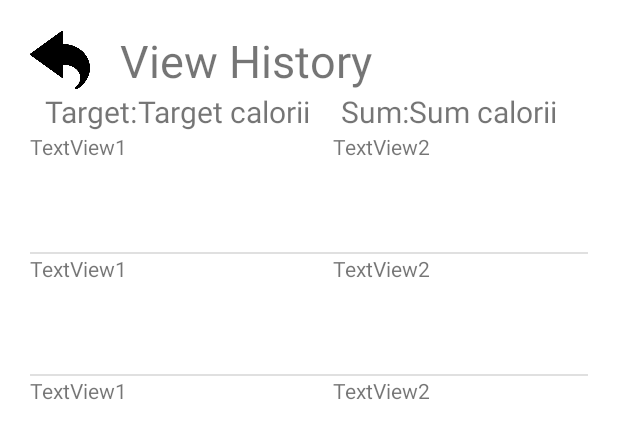
After one commit to viviana-gherasim/myFitnessApp, an Android app: the layout history_screen.xml on its own in the app's theme, with its tools: preview values and no code run, on a phone screen of 412 x 824 dp. The commit adds this screen. Shown: the top 439 px of the screen. Run offline under Robolectric (Android 15) with nearby library versions, the phone set to English and light mode, and no system bars.

Commit message:
Food history view implemented

```diff
--- /dev/null
+++ b/app/src/main/res/layout/adapter_history_view.xml
@@ -0,0 +1,19 @@
+<?xml version="1.0" encoding="utf-8"?>
+<LinearLayout
+    xmlns:android="http://schemas.android.com/apk/res/android"
+    xmlns:tools="http://schemas.android.com/tools"
+    android:layout_width="match_parent"
+    android:layout_height="match_parent">
+
+    <TextView
+        android:id="@+id/nameFoodHistory"
+        android:layout_width="202dp"
+        android:layout_height="80dp"
+        android:text="TextView1"/>
+
+    <TextView
+        android:id="@+id/caloriesFoodHistory"
+        android:layout_width="211dp"
+        android:layout_height="80dp"
+        android:text="TextView2"/>
+</LinearLayout>
--- /dev/null
+++ b/app/src/main/res/layout/history_screen.xml
@@ -0,0 +1,115 @@
+<?xml version="1.0" encoding="utf-8"?>
+<ScrollView xmlns:android="http://schemas.android.com/apk/res/android"
+    xmlns:app="http://schemas.android.com/apk/res-auto"
+    xmlns:tools="http://schemas.android.com/tools"
+    android:layout_width="fill_parent"
+    android:layout_height="fill_parent"
+    android:fitsSystemWindows="true"
+    tools:context=".ViewHistory">
+
+    <LinearLayout
+        android:orientation="vertical"
+        android:layout_width="match_parent"
+        android:layout_height="wrap_content"
+        android:layout_marginTop="20dp"
+        android:layout_marginRight="20dp"
+        android:layout_marginBottom="20dp"
+        android:layout_marginLeft="20dp">
+
+        <TableLayout
+            android:layout_width="match_parent"
+            android:layout_height="match_parent">
+
+            <TableRow
+                android:layout_width="match_parent"
+                android:layout_height="match_parent">
+
+                    <TableLayout
+                        android:layout_width="match_parent"
+                        android:layout_height="match_parent">
+
+                        <TableRow
+                            android:layout_height="match_parent"
+                            android:layout_width="match_parent">
+
+                            <ImageView
+                                android:id="@+id/backToHomeButtonHistory"
+                                android:layout_width="40dp"
+                                android:layout_height="40dp"
+                                android:src="@drawable/back"/>
+
+                            <TextView
+                                android:layout_width="wrap_content"
+                                android:layout_height="wrap_content"
+                                android:text="View History"
+                                android:textSize="30sp"
+                                android:layout_marginLeft="20dp"/>
+
+                        </TableRow>
+
+                    </TableLayout>
+
+            </TableRow>
+
+            <TableLayout
+                android:layout_width="match_parent"
+                android:layout_height="match_parent">
+
+                <TableRow
+                    android:layout_width="match_parent"
+                    android:layout_height="match_parent"
+                    >
+
+                    <TextView
+                        android:id="@+id/textViewTargetHistory"
+                        android:layout_width="match_parent"
+                        android:layout_height="wrap_content"
+                        android:layout_marginStart="10dp"
+                        android:textSize="20dp"
+                        android:text="Target:" />
+
+                    <TextView
+                        android:id="@+id/textTargetCaloriiHistory"
+                        android:layout_width="match_parent"
+                        android:layout_height="wrap_content"
+                        android:text="Target calorii"
+                        android:textSize="20dp"/>
+
+                    <TextView
+                        android:id="@+id/textViewSumHistory"
+                        android:layout_width="match_parent"
+                        android:layout_height="wrap_content"
+                        android:layout_marginStart="20dp"
+                        android:text="Sum:"
+                        android:textSize="20dp"/>
+
+                    <TextView
+                        android:id="@+id/textSumCaloriiHistory"
+                        android:layout_width="match_parent"
+                        android:layout_height="wrap_content"
+                        android:text="Sum calorii"
+                        android:textSize="20dp"/>
+
+                </TableRow>
+            </TableLayout>
+        </TableLayout>
+
+        <TableLayout
+            android:layout_width="wrap_content"
+            android:layout_height="700dp">
+            <TableRow
+                android:layout_width="match_parent"
+                android:layout_height="match_parent" >
+
+                <ListView
+                    android:id="@+id/foodHistoryListView"
+                    android:layout_width="wrap_content"
+                    tools:listitem="@layout/adapter_history_view"/>
+            </TableRow>
+
+
+        </TableLayout>
+
+    </LinearLayout>
+
+</ScrollView>
```
Also changed, not shown: app/src/main/AndroidManifest.xml (+8 -0 lines), app/src/main/java/com/example/myfitnessapp/Calendar.java (added, +76 -0 lines), app/src/main/java/com/example/myfitnessapp/HomePageActivity.java (+7 -0 lines), app/src/main/java/com/example/myfitnessapp/ScannerDiaryActivity.java (+54 -0 lines), app/src/main/java/com/example/myfitnessapp/ViewHistory.java (added, +135 -0 lines), app/src/main/java/com/example/myfitnessapp/ViewHistoryAdapter.java (added, +65 -0 lines), app/src/main/res/layout/pick_date.xml (added, +50 -0 lines).
